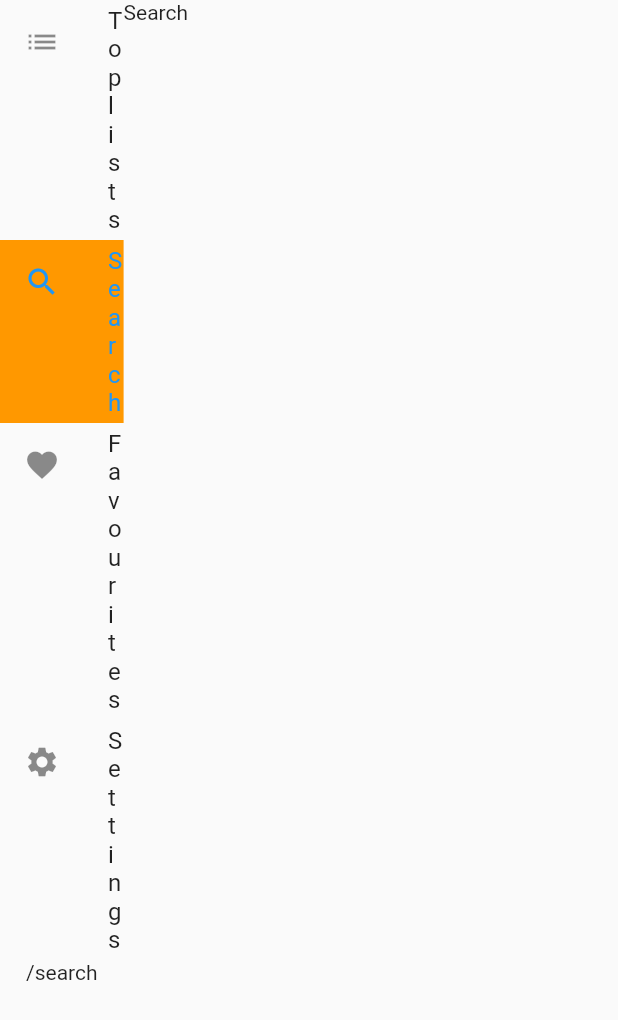
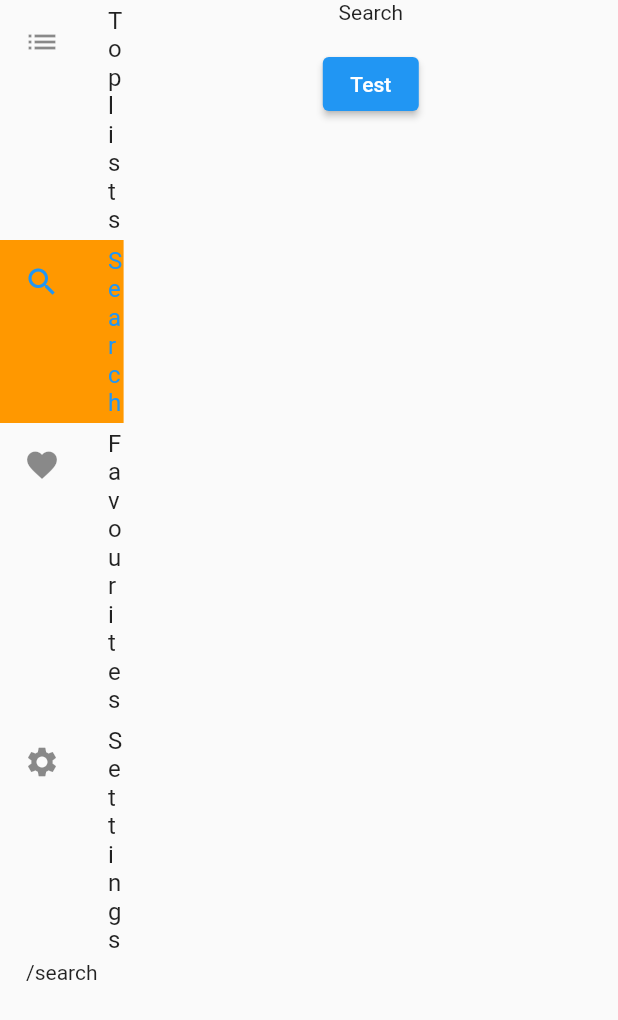
Before and after one commit to Sn8z/Poddr-Flutter, a Flutter app: the screen it shows after launch, after a tap on "Search", on a phone screen of 412 x 824 dp. Shown: the top 1020 px of the screen. Run offline on Flutter 3.47's test engine with Material 2 defaults, Android fonts, the light colour scheme and no system bars; our stand-ins replace firebase_core, go_router; accounts and stored records are empty.

Commit message:
minor updates

```diff
--- a/lib/main.dart
+++ b/lib/main.dart
@@ -17,6 +17,7 @@
 import 'pages/error.dart';
 
 Future<void> main() async {
+  WidgetsFlutterBinding.ensureInitialized();
   await Firebase.initializeApp(
     options: DefaultFirebaseOptions.currentPlatform,
   );
@@ -53,11 +54,15 @@
       GoRoute(
         path: '/search',
         name: 'search',
-        pageBuilder: (context, state) => CustomTransitionPage(
-          child: const SearchPage(),
-          transitionsBuilder: (context, animation, secondaryAnimation, child) =>
-              FadeTransition(opacity: animation, child: child),
-        ),
+        pageBuilder: (context, state) {
+          final query = state.queryParams['query'] ?? "";
+          return CustomTransitionPage(
+            child: SearchPage(query: query),
+            transitionsBuilder:
+                (context, animation, secondaryAnimation, child) =>
+                    FadeTransition(opacity: animation, child: child),
+          );
+        },
       ),
       GoRoute(
         path: '/favourites',
@@ -79,7 +84,11 @@
       ),
     ],
     navigatorBuilder: (context, state, child) => BaseWidget(child: child),
-    errorBuilder: (context, state) => ErrorPage(error: state.error!),
+    errorPageBuilder: (context, state) => CustomTransitionPage(
+      child: ErrorPage(error: state.error!),
+      transitionsBuilder: (context, animation, secondaryAnimation, child) =>
+          FadeTransition(opacity: animation, child: child),
+    ),
   );
 }
 
--- a/lib/pages/error.dart
+++ b/lib/pages/error.dart
@@ -1,7 +1,4 @@
-import 'package:flutter/cupertino.dart';
 import 'package:flutter/material.dart';
-import 'package:flutter/src/foundation/key.dart';
-import 'package:flutter/src/widgets/framework.dart';
 
 class ErrorPage extends StatelessWidget {
   final Exception error;
--- a/lib/pages/search.dart
+++ b/lib/pages/search.dart
@@ -1,12 +1,24 @@
 import 'package:flutter/material.dart';
 
 class SearchPage extends StatelessWidget {
-  const SearchPage({Key? key}) : super(key: key);
+  final String query;
+
+  const SearchPage({Key? key, this.query = ""}) : super(key: key);
 
   @override
   Widget build(BuildContext context) {
-    return Container(
-      child: Text("Search"),
+    return Column(
+      children: [
+        const Text("Search"),
+        Text(query),
+        ElevatedButton(
+          onPressed: () {
+            String test = "test";
+            print(test);
+          },
+          child: const Text("Test"),
+        ),
+      ],
     );
   }
 }
```
